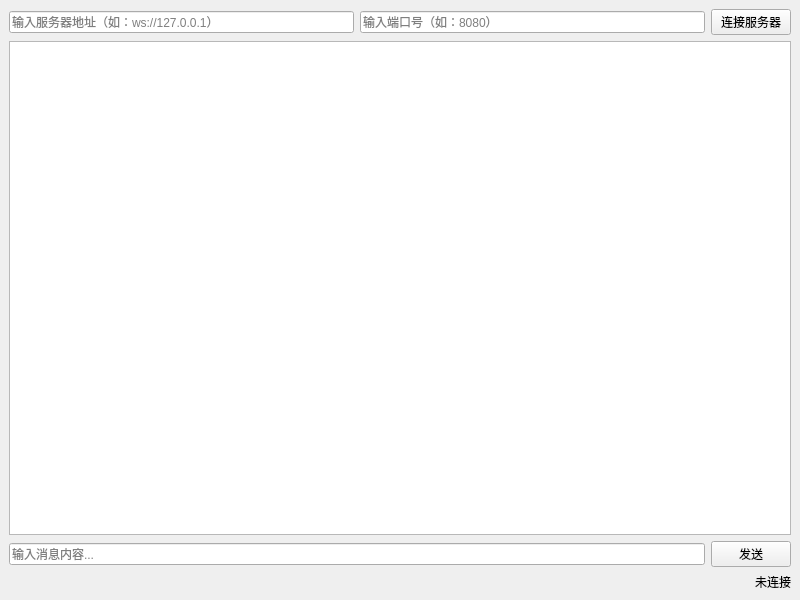
This is src/mainwindow/mainwindow.ui in BBS-Bai/BBS-CloudServer-Application as Qt 5 draws it before an edit. The edited form follows.
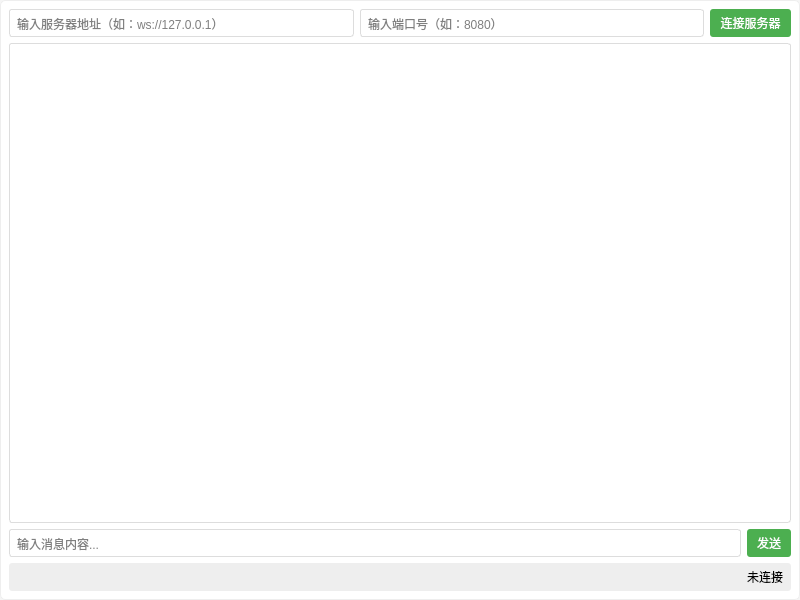
This is the edited form.

```diff
--- a/src/mainwindow/mainwindow.ui
+++ b/src/mainwindow/mainwindow.ui
@@ -85,6 +85,50 @@
                 </item>
             </layout>
         </widget>
+
+        <!-- 全局样式表：美化界面视觉风格 -->
+        <property name="styleSheet">
+            <string notr="true">QMainWindow{
+                background: #f5f5f5; /* 主窗口背景色 */
+                }
+                QWidget#centralwidget{
+                background: white; /* 中心部件背景白 */
+                border: 1px solid #eee; /* 浅灰边框 */
+                border-radius: 5px; /* 圆角 */
+                padding: 10px; /* 内边距 */
+                }
+                QHBoxLayout#horizontalLayout_2, QHBoxLayout#horizontalLayout{
+                margin: 10px 0; /* 布局上下间距 */
+                }
+                QLineEdit{
+                border: 1px solid #ddd; /* 输入框边框 */
+                border-radius: 3px; /* 输入框圆角 */
+                padding: 5px; /* 输入框内边距 */
+                width: 200px; /* 输入框默认宽度 */
+                }
+                QPushButton{
+                background: #4CAF50; /* 按钮默认背景（绿色系） */
+                color: white; /* 文字白色 */
+                border: none; /* 移除默认边框 */
+                border-radius: 3px; /* 按钮圆角 */
+                padding: 5px 10px; /* 按钮内边距 */
+                }
+                QPushButton:hover{
+                background: #45a049; /* 鼠标悬浮时加深背景 */
+                }
+                QListView{
+                border: 1px solid #ddd; /* 消息列表边框 */
+                border-radius: 3px; /* 消息列表圆角 */
+                padding: 5px; /* 消息列表内边距 */
+                }
+                QLabel#statusLabel{
+                background: #eee; /* 状态栏背景浅灰 */
+                padding: 5px; /* 状态栏内边距 */
+                border-radius: 3px; /* 状态栏圆角 */
+                font-size: 12px; /* 字体大小 */
+                }</string>
+        </property>
+
     </widget>
     <resources/>
     <connections/>
```
Left out of the diff: 17 changed lines with no effect on the pictures.
